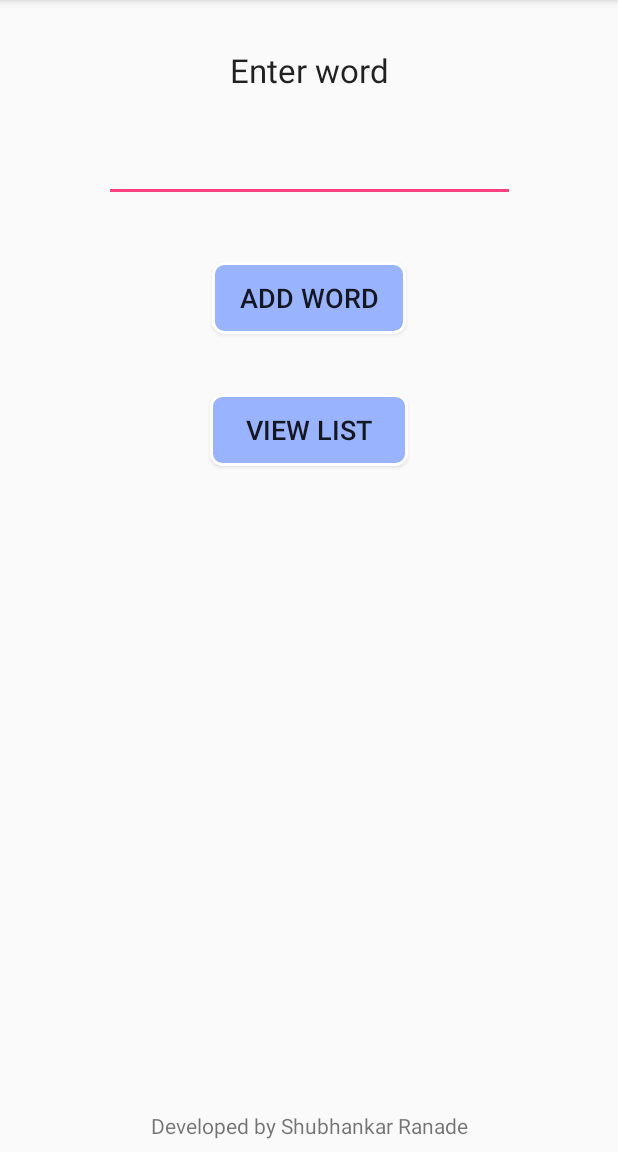
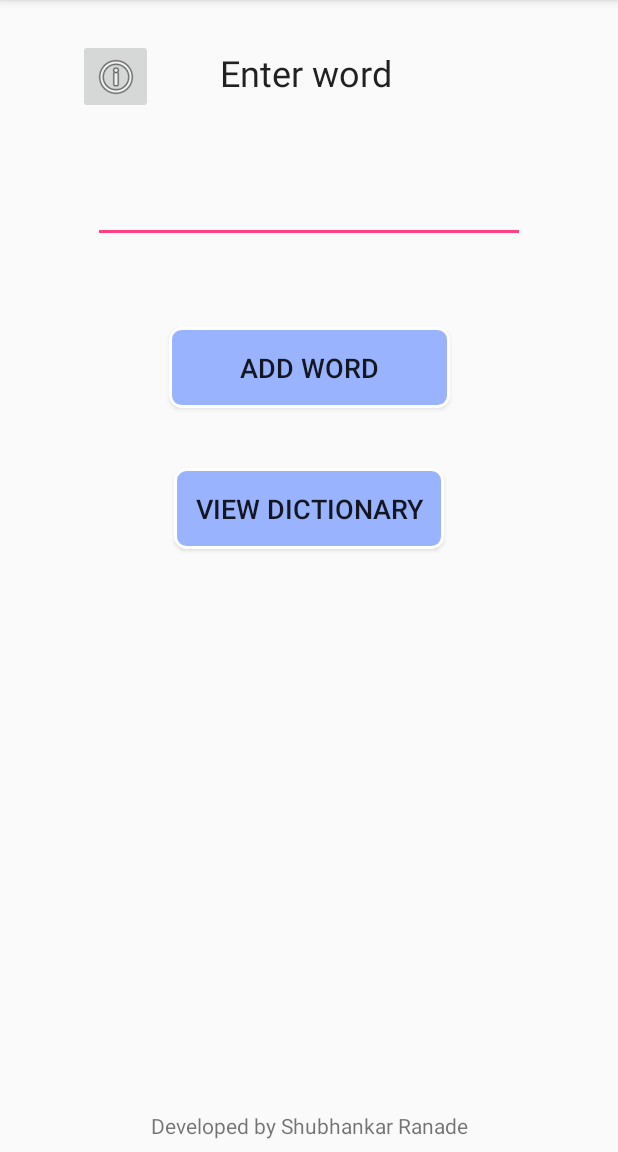
Before and after one commit to shubhankar30/OpenDictionary, an Android app: the screen it shows after launch (MainActivity), on a phone screen of 412 x 824 dp, the part 84-1236 px from its top. Run offline under Robolectric (Android 15) with nearby library versions, the light colour scheme and no system bars; our stand-ins replace Volley.

Commit message:
Final Dev1

```diff
--- a/SimpleDictionary/app/src/main/java/shubhankar30/simpledictionary/CustomAdapter.java
+++ b/SimpleDictionary/app/src/main/java/shubhankar30/simpledictionary/CustomAdapter.java
@@ -1,6 +1,7 @@
 package shubhankar30.simpledictionary;
 
 import android.content.Context;
+import android.text.Html;
 import android.view.LayoutInflater;
 import android.view.View;
 import android.view.ViewGroup;
@@ -40,10 +41,10 @@ public class CustomAdapter extends ArrayAdapter<WordList>{
                 Word.setText((word.getWord()));
             }
             if(Meaning != null){
-                Meaning.setText((word.getMeaning()));
+                Meaning.setText(Html.fromHtml((word.getMeaning())));
             }
             if(Type != null){
-                Type.setText((word.getType()));
+                Type.setText(Html.fromHtml((word.getType())));
             }
 
         }
--- a/SimpleDictionary/app/src/main/java/shubhankar30/simpledictionary/EditDataActivity.java
+++ b/SimpleDictionary/app/src/main/java/shubhankar30/simpledictionary/EditDataActivity.java
@@ -5,6 +5,7 @@ import android.database.Cursor;
 import android.os.Bundle;
 import android.support.annotation.Nullable;
 import android.support.v7.app.AppCompatActivity;
+import android.text.Html;
 import android.view.MenuItem;
 import android.view.View;
 import android.widget.Button;
@@ -70,7 +71,7 @@ public class EditDataActivity extends AppCompatActivity{
             }
         }
             word_item.setText(selectedWord);
-            meaning_item.setText(selectedMeaning);
+            meaning_item.setText(Html.fromHtml(selectedMeaning));
 
             if(selectedType.equals("null")){
                 type_item.setText("(Type not available)");
@@ -82,7 +83,7 @@ public class EditDataActivity extends AppCompatActivity{
             if(selectedExample.equals("null")) { //If there is no example for specific word
                 example_item.setText("Example not available for this context");
             }else{
-                example_item.setText(selectedExample);
+                example_item.setText(Html.fromHtml(selectedExample));
             }
 
            // toastMessage("NAME ADDED:" + selectedMeaning); Debug
--- a/SimpleDictionary/app/src/main/res/layout/activity_main.xml
+++ b/SimpleDictionary/app/src/main/res/layout/activity_main.xml
@@ -9,8 +9,8 @@
 
     <EditText
         android:id="@+id/editText"
-        android:layout_width="274dp"
-        android:layout_height="wrap_content"
+        android:layout_width="288dp"
+        android:layout_height="58dp"
         android:layout_marginEnd="8dp"
         android:layout_marginStart="8dp"
         android:layout_marginTop="28dp"
@@ -22,27 +22,28 @@
 
     <Button
         android:id="@+id/btnAdd"
-        android:layout_width="129dp"
-        android:layout_height="wrap_content"
+        android:layout_width="187dp"
+        android:layout_height="54dp"
         android:layout_marginEnd="8dp"
         android:layout_marginStart="8dp"
-        android:layout_marginTop="40dp"
+        android:layout_marginTop="56dp"
         android:background="@drawable/shape"
-        android:text="Add word"
+        android:text="add word"
         android:textSize="18sp"
         app:layout_constraintEnd_toEndOf="parent"
+        app:layout_constraintHorizontal_bias="0.502"
         app:layout_constraintStart_toStartOf="parent"
         app:layout_constraintTop_toBottomOf="@+id/editText" />
 
     <Button
         android:id="@+id/btnView"
-        android:layout_width="132dp"
-        android:layout_height="wrap_content"
+        android:layout_width="180dp"
+        android:layout_height="54dp"
         android:layout_marginEnd="8dp"
         android:layout_marginStart="8dp"
         android:layout_marginTop="40dp"
         android:background="@drawable/shape"
-        android:text="View list"
+        android:text="View dictionary"
         android:textSize="18sp"
         app:layout_constraintEnd_toEndOf="parent"
         app:layout_constraintStart_toStartOf="parent"
@@ -62,15 +63,30 @@
 
     <TextView
         android:id="@+id/textView2"
-        android:layout_width="wrap_content"
-        android:layout_height="wrap_content"
+        android:layout_width="119dp"
+        android:layout_height="44dp"
         android:layout_marginEnd="8dp"
         android:layout_marginStart="8dp"
         android:layout_marginTop="32dp"
         android:text="Enter word"
         android:textAppearance="@style/TextAppearance.AppCompat.Large"
+        android:textSize="24sp"
         app:layout_constraintEnd_toEndOf="parent"
+        app:layout_constraintHorizontal_bias="0.502"
         app:layout_constraintStart_toStartOf="parent"
         app:layout_constraintTop_toTopOf="parent" />
 
+    <ImageButton
+        android:id="@+id/btnHelp"
+        android:layout_width="50dp"
+        android:layout_height="50dp"
+        android:layout_marginBottom="28dp"
+        android:layout_marginEnd="8dp"
+        android:layout_marginStart="8dp"
+        app:layout_constraintBottom_toTopOf="@+id/editText"
+        app:layout_constraintEnd_toStartOf="@+id/textView2"
+        app:layout_constraintHorizontal_bias="0.547"
+        app:layout_constraintStart_toStartOf="parent"
+        app:srcCompat="@android:drawable/ic_menu_info_details" />
+
 </android.support.constraint.ConstraintLayout>
--- a/SimpleDictionary/app/src/main/res/layout/edit_data_layout.xml
+++ b/SimpleDictionary/app/src/main/res/layout/edit_data_layout.xml
@@ -80,7 +80,7 @@
             android:layout_height="wrap_content"
             android:layout_above="@+id/textView7"
             android:layout_centerHorizontal="true"
-            android:layout_marginBottom="20dp"
+            android:layout_marginBottom="28dp"
             android:layout_marginEnd="68dp"
             android:layout_marginStart="20dp"
             android:layout_marginTop="76dp"
@@ -131,7 +131,7 @@
             android:id="@+id/btnBackEditDataActivity"
             android:layout_width="126dp"
             android:layout_height="wrap_content"
-            android:layout_marginBottom="20dp"
+            android:layout_marginBottom="28dp"
             android:layout_marginEnd="20dp"
             android:layout_marginStart="68dp"
             android:layout_marginTop="76dp"
```
Also changed, not shown: SimpleDictionary/app/src/main/java/shubhankar30/simpledictionary/MainActivity.java (+27 -0 lines).
